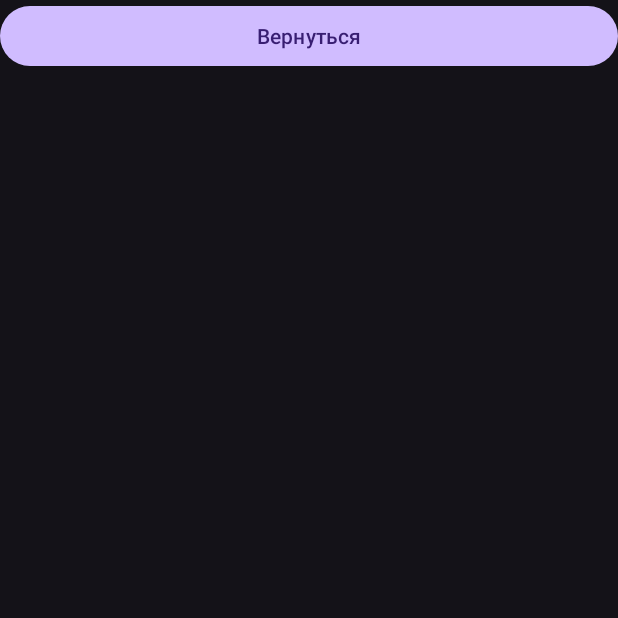
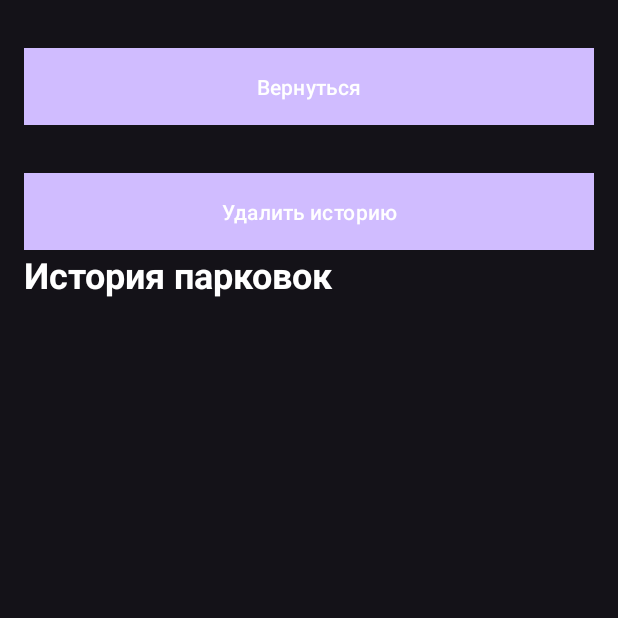
Before and after one commit to Krayseer/CarChaser, an Android app: the HistoryActivity screen opened directly, with no data from a screen before it, on a phone screen of 412 x 824 dp, the top half of it. Run offline under Robolectric (Android 15) with nearby library versions, the phone set to English and light mode, and no system bars.

Commit message:
Изменил историю поиска

```diff
--- a/app/src/main/java/com/example/carchaser/HistoryActivity.kt
+++ b/app/src/main/java/com/example/carchaser/HistoryActivity.kt
@@ -3,6 +3,7 @@ package com.example.carchaser
 import android.content.Intent
 import androidx.appcompat.app.AppCompatActivity
 import android.os.Bundle
+import android.view.LayoutInflater
 import android.widget.Button
 import android.widget.LinearLayout
 import android.widget.TextView
@@ -11,6 +12,7 @@ import com.google.android.gms.maps.model.LatLng
 class HistoryActivity : AppCompatActivity() {
     private lateinit var layout: LinearLayout
     private lateinit var btnReturn: Button
+    private lateinit var btnDelete: Button
     private lateinit var coord: LatLng
 
     override fun onCreate(savedInstanceState: Bundle?) {
@@ -24,13 +26,21 @@ class HistoryActivity : AppCompatActivity() {
         }
         val data = dbHelper.getData()
         btnReturn = findViewById(R.id.button_return_2)
+        btnDelete = findViewById(R.id.button_delete_history)
+        layout = findViewById(R.id.layout_history)
 
-        layout = findViewById<LinearLayout>(R.id.layout_history)
+        val inflater = LayoutInflater.from(this)
+        for (i in data) {
+            // Inflate the view from the layout resource.
+            val itemView = inflater.inflate(R.layout.history_item, null, false)
 
-        for (i in data) {
-            val newTextView = TextView(this)
-            newTextView.text = i
-            layout.addView(newTextView)
+            // Здесь можно настроить отображение данных внутри TextView.
+            val dataArray = i.split(" ")
+            itemView.findViewById<TextView>(R.id.textView_address).text = dataArray.subList(6, dataArray.size).joinToString(separator = " ")
+            itemView.findViewById<TextView>(R.id.textView_date).text = dataArray[1] + " " + dataArray[0] + " " + dataArray[2].removeRange(4, dataArray[2].length)
+            itemView.findViewById<TextView>(R.id.textView_time).text = dataArray[3].removeRange(5, dataArray[3].length)
+
+            layout.addView(itemView)
         }
 
         btnReturn.setOnClickListener {
@@ -42,5 +52,11 @@ class HistoryActivity : AppCompatActivity() {
             }
             startActivity(intent)
         }
+
+        btnDelete.setOnClickListener {
+            dbHelper.deleteAllData()
+            layout.removeViews(3, layout.childCount - 3)
+
+        }
     }
 }
--- a/app/src/main/java/com/example/carchaser/MyDatabaseHelper.kt
+++ b/app/src/main/java/com/example/carchaser/MyDatabaseHelper.kt
@@ -108,4 +108,10 @@ class MyDatabaseHelper(context: Context) : SQLiteOpenHelper(context, "my_databas
 
         return data
     }
+
+    fun deleteAllData() {
+        val db = this.writableDatabase
+        db.delete("my_table", null, null)
+        db.close()
+    }
 }
--- a/app/src/main/res/layout/activity_history.xml
+++ b/app/src/main/res/layout/activity_history.xml
@@ -1,13 +1,47 @@
 <?xml version="1.0" encoding="utf-8"?>
-<LinearLayout xmlns:android="http://schemas.android.com/apk/res/android"
+<ScrollView xmlns:android="http://schemas.android.com/apk/res/android"
+    android:id="@+id/scroll_view_history"
     android:layout_width="match_parent"
-    android:id="@+id/layout_history"
-    android:layout_height="match_parent"
-    android:orientation="vertical">
+    android:layout_height="match_parent">
 
-    <Button
-        android:id="@+id/button_return_2"
+    <LinearLayout
+        android:id="@+id/layout_history"
         android:layout_width="match_parent"
         android:layout_height="wrap_content"
-        android:text="Вернуться" />
-</LinearLayout>
+        android:orientation="vertical"
+        android:paddingStart="16dp"
+        android:paddingEnd="16dp"
+        android:paddingTop="16dp">
+
+        <Button
+            android:id="@+id/button_return_2"
+            android:layout_width="match_parent"
+            android:layout_height="wrap_content"
+            android:text="@string/button_return"
+            android:textColor="@android:color/white"
+            android:background="@color/purple_500"
+            android:padding="12dp"
+            android:layout_marginBottom="16dp"
+            android:layout_marginTop="16dp"/>
+
+        <Button
+            android:id="@+id/button_delete_history"
+            android:layout_width="match_parent"
+            android:layout_height="wrap_content"
+            android:text="@string/delete_history_button"
+            android:textColor="@android:color/white"
+            android:background="@color/red_500"
+            android:padding="12dp"
+            android:layout_marginTop="16dp"/>
+
+        <TextView
+            android:id="@+id/textView_history_title"
+            android:layout_width="match_parent"
+            android:layout_height="wrap_content"
+            android:text="@string/history_title"
+            android:textColor="@color/white"
+            android:textSize="24sp"
+            android:textStyle="bold" />
+
+    </LinearLayout>
+</ScrollView>
--- a/app/src/main/res/values/colors.xml
+++ b/app/src/main/res/values/colors.xml
@@ -7,4 +7,6 @@
     <color name="teal_700">#FF018786</color>
     <color name="black">#FF000000</color>
     <color name="white">#FFFFFFFF</color>
+    <color name="dark_gray">#A9A9A9</color>
+    <color name="red_500">#F44336</color>
 </resources>
--- a/app/src/main/res/values/strings.xml
+++ b/app/src/main/res/values/strings.xml
@@ -3,4 +3,10 @@
     <string name="title_activity_maps">CarChaser</string>
     <string name="add_marker">Парковаться</string>
     <string name="dark_mode">Темная тема</string>
+    <string name="button_return">Вернуться</string>
+    <string name="history_title">История парковок</string>
+    <string name="address_title">Адрес</string>
+    <string name="date_title">Дата</string>
+    <string name="time_title">Время</string>
+    <string name="delete_history_button">Удалить историю</string>
 </resources>
```
Also changed, not shown: app/src/main/res/layout/history_item.xml (added, +40 -0 lines).
